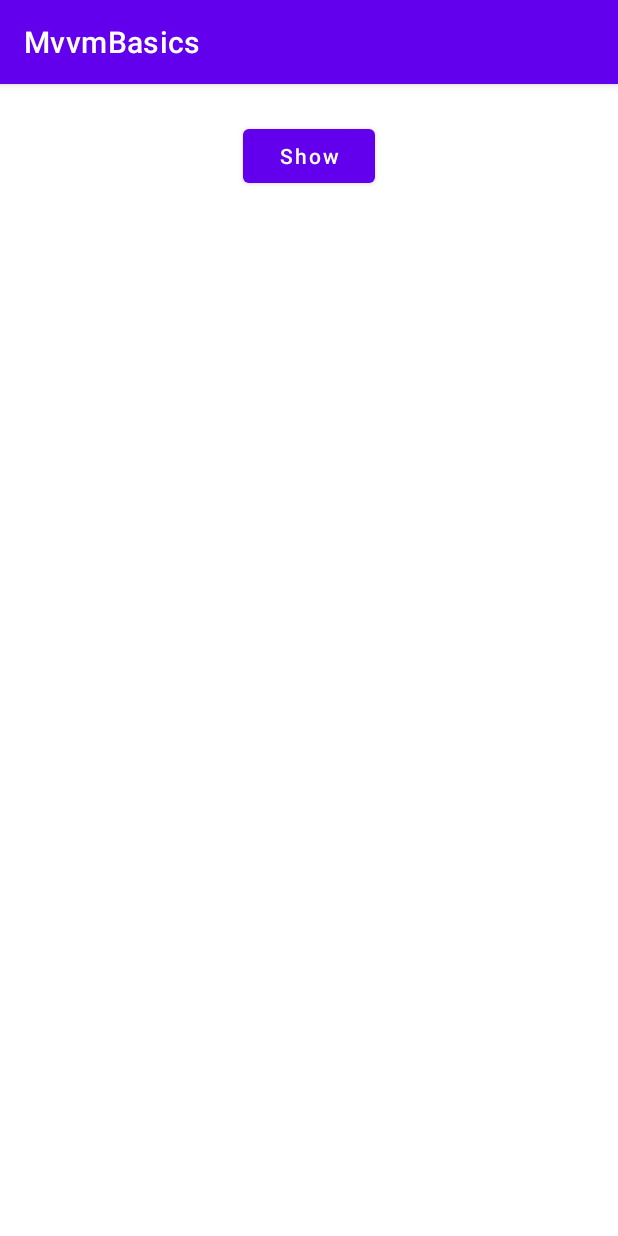
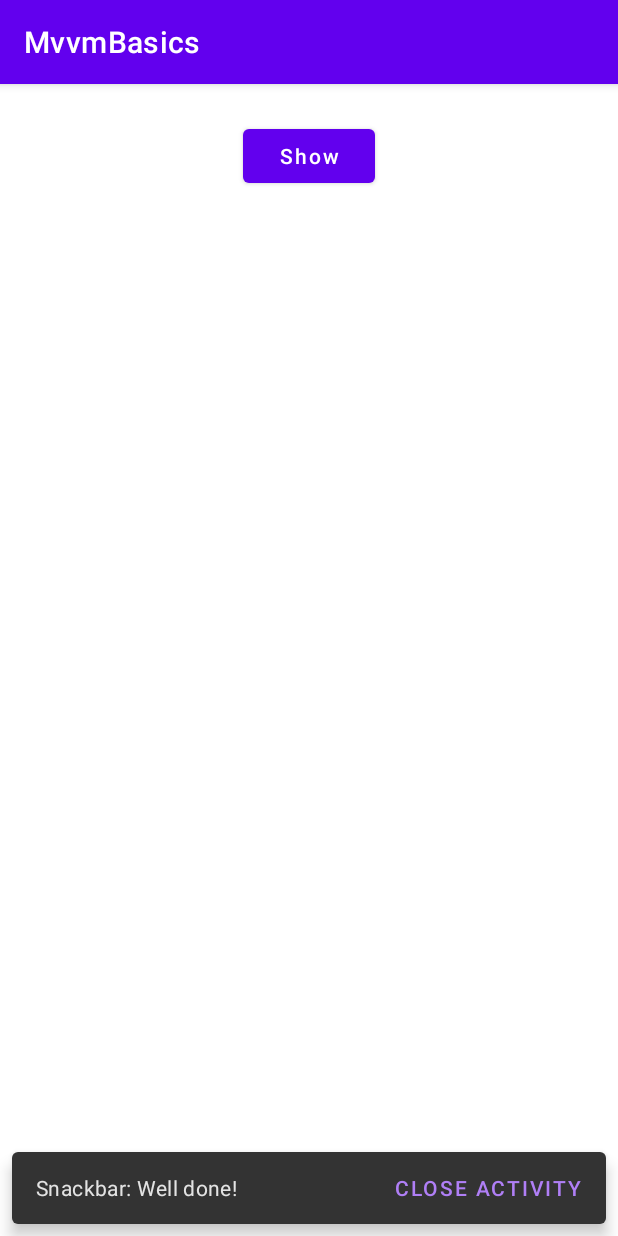
Before and after one commit to aminsoheyli/Android-Tutorial, an Android app: the TutorialActivity screen opened directly, with no data from a screen before it, after a tap on "Show", on a phone screen of 412 x 824 dp. Run offline under Robolectric (Android 15) with nearby library versions, the phone set to English and light mode, and no system bars.

Commit message:
Add snackbar

```diff
--- a/app/src/main/java/com/aminsoheyli/mvvmbasics/ui/TutorialActivity.kt
+++ b/app/src/main/java/com/aminsoheyli/mvvmbasics/ui/TutorialActivity.kt
@@ -19,9 +19,14 @@ class TutorialActivity : AppCompatActivity() {
             val showLayoutView = layoutInflater.inflate(R.layout.show_layout, null)
             val editText = showLayoutView.findViewById<EditText>(R.id.editTextTextPersonName)
             editText.setText("Welcome")
-            val toast = Toast.makeText(applicationContext,"Well done!", Toast.LENGTH_LONG)
+            val toast = Toast.makeText(applicationContext, "Toast: Well done!", Toast.LENGTH_LONG)
             toast.setGravity(Gravity.CENTER_VERTICAL, 0, 0)
             toast.show()
+
+            Snackbar.make(it, "Snackbar: Well done!", Snackbar.LENGTH_LONG)
+                .setAction("Close Activity") {
+                    finish()
+                }.show()
         }
     }
 }
```
